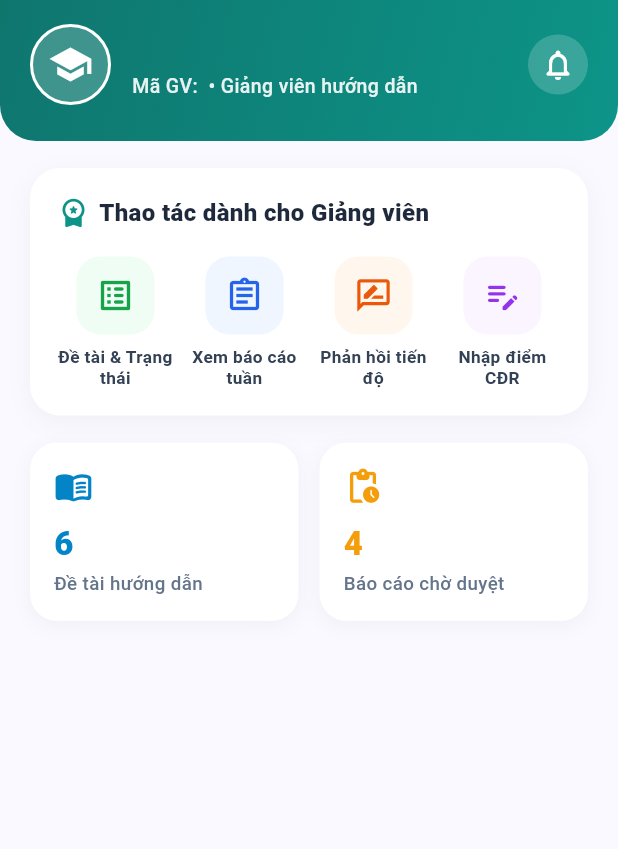
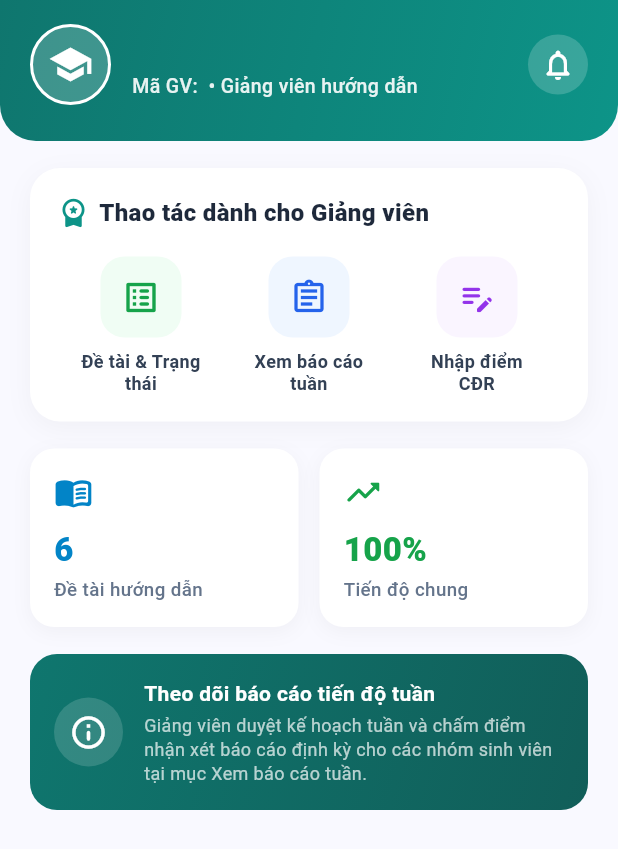
Before and after one commit to Anh-BE/KLCN051_Mobile, a Flutter app: the LecturerHomeView widget shown alone on an empty page, opened directly with empty values, on a phone screen of 412 x 824 dp. Shown: the top 849 px of the screen. Run offline on Flutter 3.47's test engine with Material 3 defaults, Android fonts, the phone set to English and light mode, and no system bars; our stand-ins replace shared_preferences; accounts and stored records are empty; network calls fail.

Commit message:
feat: cap nhat trang chu GV va he thong thong bao thoi gian thuc

```diff
--- a/lib/features/lecturer/view/lecturer_home_view.dart
+++ b/lib/features/lecturer/view/lecturer_home_view.dart
@@ -1,15 +1,50 @@
 import 'package:flutter/material.dart';
 import '../../auth/model/user_model.dart';
+import '../../notification/logic/notification_service.dart';
+import '../../notification/view/notification_sheet.dart';
 import '../review_report/view/lecturer_weekly_report_list_screen.dart';
 import '../topic/view/lecturer_topic_list_screen.dart';
 
-class LecturerHomeView extends StatelessWidget {
+class LecturerHomeView extends StatefulWidget {
   final UserModel user;
 
   const LecturerHomeView({super.key, required this.user});
 
   @override
+  State<LecturerHomeView> createState() => _LecturerHomeViewState();
+}
+
+class _LecturerHomeViewState extends State<LecturerHomeView> {
+  final NotificationService _notificationService = NotificationService();
+  int _unreadCount = 0;
+
+  @override
+  void initState() {
+    super.initState();
+    _fetchUnreadCount();
+  }
+
+  Future<void> _fetchUnreadCount() async {
+    final count = await _notificationService.getUnreadCount();
+    if (mounted) {
+      setState(() {
+        _unreadCount = count;
+      });
+    }
+  }
+
+  void _openNotifications() {
+    NotificationSheet.show(
+      context,
+      user: widget.user,
+      onNotificationChanged: _fetchUnreadCount,
+    );
+  }
+
+  @override
   Widget build(BuildContext context) {
+    final user = widget.user;
+
     return SingleChildScrollView(
       physics: const BouncingScrollPhysics(),
       child: Column(
@@ -72,7 +107,13 @@ class LecturerHomeView extends StatelessWidget {
                     ],
                   ),
                 ),
-                // Quả chuông thông báo
+                // Quả chuông thông báo có badge
+                InkWell(
+                  onTap: _openNotifications,
+                  borderRadius: BorderRadius.circular(20),
+                  child: Stack(
+                    clipBehavior: Clip.none,
+                    children: [
                       Container(
                         padding: const EdgeInsets.all(8),
                         decoration: BoxDecoration(
@@ -81,13 +122,39 @@ class LecturerHomeView extends StatelessWidget {
                         ),
                         child: const Icon(Icons.notifications_none_rounded, color: Colors.white, size: 24),
                       ),
+                      if (_unreadCount > 0)
+                        Positioned(
+                          top: -2,
+                          right: -2,
+                          child: Container(
+                            padding: const EdgeInsets.symmetric(horizontal: 5, vertical: 2),
+                            decoration: BoxDecoration(
+                              color: const Color(0xFFEF4444),
+                              borderRadius: BorderRadius.circular(10),
+                              border: Border.all(color: Colors.white, width: 1.5),
+                            ),
+                            constraints: const BoxConstraints(minWidth: 18, minHeight: 18),
+                            child: Text(
+                              _unreadCount > 99 ? '99+' : '$_unreadCount',
+                              textAlign: TextAlign.center,
+                              style: const TextStyle(
+                                color: Colors.white,
+                                fontSize: 10,
+                                fontWeight: FontWeight.bold,
+                              ),
+                            ),
+                          ),
+                        ),
+                    ],
+                  ),
+                ),
               ],
             ),
           ),
 
           const SizedBox(height: 18),
 
-          // 2. LƯỚI 4 CHỨC NĂNG TRỌNG TÂM CỦA GIẢNG VIÊN (THEO POSTER MA TRẬN)
+          // 2. LƯỚI CÁC CHỨC NĂNG TRỌNG TÂM CỦA GIẢNG VIÊN
           Padding(
             padding: const EdgeInsets.symmetric(horizontal: 20),
             child: Container(
@@ -119,7 +186,7 @@ class LecturerHomeView extends StatelessWidget {
                   const SizedBox(height: 18),
 
                   Row(
-                    mainAxisAlignment: MainAxisAlignment.spaceBetween,
+                    mainAxisAlignment: MainAxisAlignment.spaceAround,
                     children: [
                       _buildQuickAction(
                         icon: Icons.list_alt_rounded,
@@ -150,25 +217,18 @@ class LecturerHomeView extends StatelessWidget {
                         },
                       ),
                       _buildQuickAction(
-                        icon: Icons.rate_review_outlined,
-                        label: 'Phản hồi tiến độ',
-                        bgColor: const Color(0xFFFFF7ED),
-                        iconColor: const Color(0xFFEA580C),
-                        onTap: () {
-                          Navigator.push(
-                            context,
-                            MaterialPageRoute(
-                              builder: (_) => LecturerWeeklyReportListScreen(user: user),
-                            ),
-                          );
-                        },
-                      ),
-                      _buildQuickAction(
                         icon: Icons.edit_note_rounded,
                         label: 'Nhập điểm CĐR',
                         bgColor: const Color(0xFFFAF5FF),
                         iconColor: const Color(0xFF9333EA),
-                        onTap: () {},
+                        onTap: () {
+                          ScaffoldMessenger.of(context).showSnackBar(
+                            const SnackBar(
+                              content: Text('Chức năng nhập điểm chuẩn đầu ra đang được hoàn thiện!'),
+                              duration: Duration(seconds: 2),
+                            ),
+                          );
+                        },
                       ),
                     ],
                   ),
@@ -203,10 +263,10 @@ class LecturerHomeView extends StatelessWidget {
                 const SizedBox(width: 14),
                 Expanded(
                   child: _buildStatCard(
-                    '4',
-                    'Báo cáo chờ duyệt',
-                    Icons.pending_actions_rounded,
-                    const Color(0xFFF59E0B),
+                    '100%',
+                    'Tiến độ chung',
+                    Icons.trending_up_rounded,
+                    const Color(0xFF16A34A),
                     onTap: () {
                       Navigator.push(
                         context,
@@ -220,21 +280,75 @@ class LecturerHomeView extends StatelessWidget {
               ],
             ),
           ),
-          const SizedBox(height: 24),
+
+          const SizedBox(height: 18),
+
+          // 4. BANNER THÔNG TIN HƯỚNG DẪN TIẾN ĐỘ
+          Padding(
+            padding: const EdgeInsets.symmetric(horizontal: 20),
+            child: Container(
+              padding: const EdgeInsets.all(16),
+              decoration: BoxDecoration(
+                gradient: const LinearGradient(
+                  colors: [Color(0xFF0F766E), Color(0xFF115E59)],
+                  begin: Alignment.topLeft,
+                  end: Alignment.bottomRight,
+                ),
+                borderRadius: BorderRadius.circular(18),
+              ),
+              child: Row(
+                children: [
+                  Container(
+                    padding: const EdgeInsets.all(10),
+                    decoration: BoxDecoration(
+                      color: Colors.white.withOpacity(0.15),
+                      shape: BoxShape.circle,
+                    ),
+                    child: const Icon(Icons.info_outline_rounded, color: Colors.white, size: 26),
+                  ),
+                  const SizedBox(width: 14),
+                  const Expanded(
+                    child: Column(
+                      crossAxisAlignment: CrossAxisAlignment.start,
+                      children: [
+                        Text(
+                          'Theo dõi báo cáo tiến độ tuần',
+                          style: TextStyle(color: Colors.white, fontWeight: FontWeight.w700, fontSize: 14),
+                        ),
+                        SizedBox(height: 4),
+                        Text(
+                          'Giảng viên duyệt kế hoạch tuần và chấm điểm nhận xét báo cáo định kỳ cho các nhóm sinh viên tại mục Xem báo cáo tuần.',
+                          style: TextStyle(color: Colors.white70, fontSize: 12, height: 1.3),
+                        ),
+                      ],
+                    ),
+                  ),
+                ],
+              ),
+            ),
+          ),
+
+          const SizedBox(height: 30),
         ],
       ),
     );
   }
 
-  Widget _buildStatCard(String value, String label, IconData icon, Color color, {VoidCallback? onTap}) {
+  Widget _buildStatCard(
+    String value,
+    String label,
+    IconData icon,
+    Color color, {
+    VoidCallback? onTap,
+  }) {
     return InkWell(
       onTap: onTap,
-      borderRadius: BorderRadius.circular(18),
+      borderRadius: BorderRadius.circular(16),
       child: Container(
         padding: const EdgeInsets.all(16),
         decoration: BoxDecoration(
           color: Colors.white,
-          borderRadius: BorderRadius.circular(18),
+          borderRadius: BorderRadius.circular(16),
           boxShadow: [
             BoxShadow(
               color: Colors.black.withOpacity(0.04),
@@ -268,12 +382,12 @@ class LecturerHomeView extends StatelessWidget {
       onTap: onTap,
       borderRadius: BorderRadius.circular(14),
       child: SizedBox(
-        width: 78,
+        width: 88,
         child: Column(
           children: [
             Container(
-              width: 52,
-              height: 52,
+              width: 54,
+              height: 54,
               decoration: BoxDecoration(
                 color: bgColor,
                 borderRadius: BorderRadius.circular(16),
@@ -287,10 +401,10 @@ class LecturerHomeView extends StatelessWidget {
               maxLines: 2,
               overflow: TextOverflow.ellipsis,
               style: const TextStyle(
-                fontSize: 11.5,
+                fontSize: 12,
                 fontWeight: FontWeight.w600,
                 color: Color(0xFF334155),
-                height: 1.2,
+                height: 1.25,
               ),
             ),
           ],
--- /dev/null
+++ b/lib/features/notification/logic/notification_service.dart
@@ -0,0 +1,91 @@
+import 'dart:convert';
+import 'package:http/http.dart' as http;
+import '../../../core/constants/api_endpoints.dart';
+import '../../../core/utils/storage_service.dart';
+import '../model/notification_model.dart';
+
+class NotificationService {
+  static final NotificationService _instance = NotificationService._internal();
+  factory NotificationService() => _instance;
+  NotificationService._internal();
+
+  Future<int> getUnreadCount() async {
+    try {
+      final token = await StorageService.getToken();
+      final url = Uri.parse('${ApiEndpoints.baseUrl}/Notifications/unread-count');
+      final response = await http.get(
+        url,
+        headers: {
+          'Content-Type': 'application/json',
+          'Accept': 'application/json',
+          if (token != null && token.isNotEmpty) 'Authorization': 'Bearer $token',
+        },
+      ).timeout(const Duration(seconds: 10));
+
+      if (response.statusCode == 200) {
+        final data = jsonDecode(utf8.decode(response.bodyBytes));
+        return data['unreadCount'] ?? 0;
+      }
+    } catch (_) {}
+    return 0;
+  }
+
+  Future<List<AppNotification>> getNotifications({int limit = 30}) async {
+    try {
+      final token = await StorageService.getToken();
+      final url = Uri.parse('${ApiEndpoints.baseUrl}/Notifications?limit=$limit');
+      final response = await http.get(
+        url,
+        headers: {
+          'Content-Type': 'application/json',
+          'Accept': 'application/json',
+          if (token != null && token.isNotEmpty) 'Authorization': 'Bearer $token',
+        },
+      ).timeout(const Duration(seconds: 10));
+
+      if (response.statusCode == 200) {
+        final List<dynamic> data = jsonDecode(utf8.decode(response.bodyBytes));
+        return data.map((json) => AppNotification.fromJson(json)).toList();
+      }
+    } catch (_) {}
+    return [];
+  }
+
+  Future<bool> markAsRead(int notificationId) async {
+    try {
+      final token = await StorageService.getToken();
+      final url = Uri.parse('${ApiEndpoints.baseUrl}/Notifications/$notificationId/read');
+      final response = await http.put(
+        url,
+        headers: {
+          'Content-Type': 'application/json',
+          'Accept': 'application/json',
+          if (token != null && token.isNotEmpty) 'Authorization': 'Bearer $token',
+        },
+      ).timeout(const Duration(seconds: 10));
+
+      return response.statusCode == 200;
+    } catch (_) {
+      return false;
+    }
+  }
+
+  Future<bool> markAllAsRead() async {
+    try {
+      final token = await StorageService.getToken();
+      final url = Uri.parse('${ApiEndpoints.baseUrl}/Notifications/read-all');
+      final response = await http.put(
+        url,
+        headers: {
+          'Content-Type': 'application/json',
+          'Accept': 'application/json',
+          if (token != null && token.isNotEmpty) 'Authorization': 'Bearer $token',
+        },
+      ).timeout(const Duration(seconds: 10));
+
+      return response.statusCode == 200;
+    } catch (_) {
+      return false;
+    }
+  }
+}
--- /dev/null
+++ b/lib/features/notification/model/notification_model.dart
@@ -0,0 +1,57 @@
+class AppNotification {
+  final int notificationId;
+  final int userId;
+  final String title;
+  final String message;
+  final String type; // info, success, warning, danger
+  final String category; // thesis_approval, thesis_registration, weekly_report, general
+  final String? actionUrl;
+  final bool isRead;
+  final DateTime createdAt;
+  final String timeAgo;
+
+  AppNotification({
+    required this.notificationId,
+    required this.userId,
+    required this.title,
+    required this.message,
+    required this.type,
+    required this.category,
+    this.actionUrl,
+    required this.isRead,
+    required this.createdAt,
+    required this.timeAgo,
+  });
+
+  factory AppNotification.fromJson(Map<String, dynamic> json) {
+    return AppNotification(
+      notificationId: json['notificationId'] ?? 0,
+      userId: json['userId'] ?? 0,
+      title: json['title'] ?? '',
+      message: json['message'] ?? '',
+      type: json['type'] ?? 'info',
+      category: json['category'] ?? 'general',
+      actionUrl: json['actionUrl'],
+      isRead: json['isRead'] ?? false,
+      createdAt: json['createdAt'] != null
+          ? DateTime.tryParse(json['createdAt'].toString()) ?? DateTime.now()
+          : DateTime.now(),
+      timeAgo: json['timeAgo'] ?? '',
+    );
+  }
+
+  AppNotification copyWith({bool? isRead}) {
+    return AppNotification(
+      notificationId: notificationId,
+      userId: userId,
+      title: title,
+      message: message,
+      type: type,
+      category: category,
+      actionUrl: actionUrl,
+      isRead: isRead ?? this.isRead,
+      createdAt: createdAt,
+      timeAgo: timeAgo,
+    );
+  }
+}
```
Also changed, not shown: lib/features/notification/view/notification_sheet.dart (added, +351 -0 lines). Lines whose indentation alone changed are shown as unchanged.
